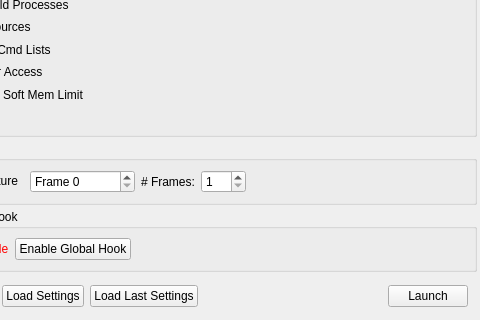
This is qriderduck/Windows/Dialogs/CaptureDialog.ui in LesFloraison/RenderDuck as Qt 5 draws it before an edit; both pictures show x 98 to 578 and y 730 to 1050 of the 578 by 1050 pixel window. The edited form follows.
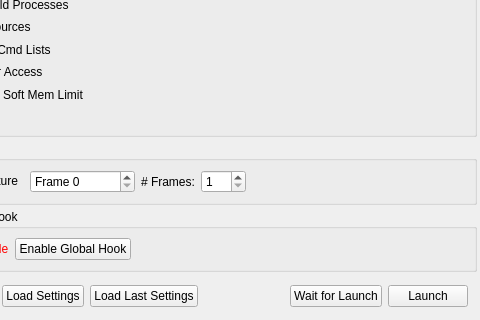
This is the edited form. Icons and pictures are not drawn. Custom widgets are drawn as their Qt base class.

Commit message: feat: add manually launch option for global hook

```diff
--- a/qriderduck/Windows/Dialogs/CaptureDialog.ui
+++ b/qriderduck/Windows/Dialogs/CaptureDialog.ui
@@ -872,6 +872,16 @@
         </property>
        </spacer>
       </item>
+      <item>
+       <widget class="QPushButton" name="waitLaunch">
+        <property name="toolTip">
+         <string>Wait for the selected program to be started manually, then attach RiderDuck via the global hook</string>
+        </property>
+        <property name="text">
+         <string>Wait for Launch</string>
+        </property>
+       </widget>
+      </item>
       <item>
        <widget class="QPushButton" name="launch">
         <property name="toolTip">
```
The commit also changes 4 other files.
